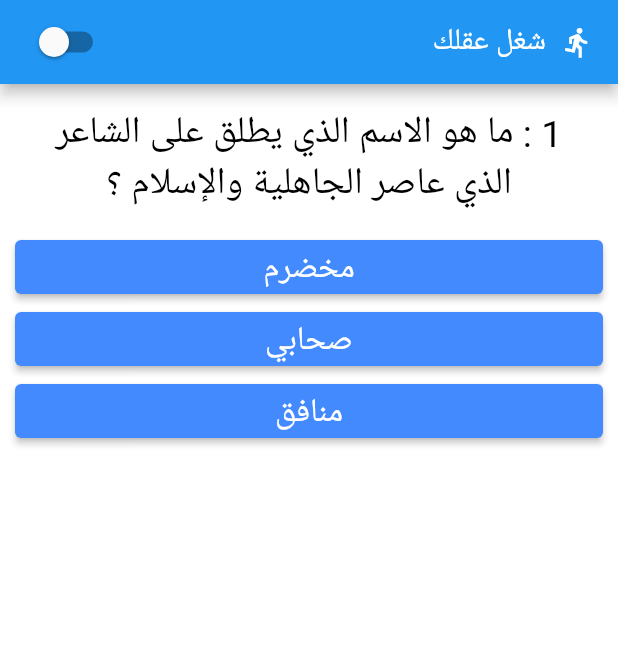
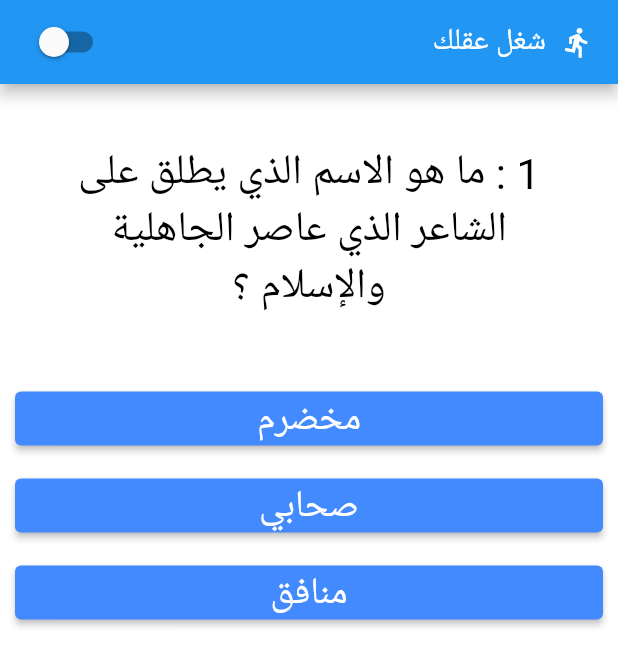
Before and after one commit to kareem444/quiz-flutter, a Flutter app: the screen it shows after launch, on a phone screen of 412 x 824 dp. Shown: the top 666 px of the screen. Run offline on Flutter 3.47's test engine with Material 2 defaults, Android fonts, the phone set to English and light mode, and no system bars.

Commit message:
edit the answers and the result

```diff
--- a/lib/answers.dart
+++ b/lib/answers.dart
@@ -26,7 +26,6 @@ class _AnswersState extends State<Answers> {
 
   void changeButtonColor() {
     setState(() {
-
       if (widget.score == 0) {
         buttonColor = Colors.redAccent.withOpacity(.7);
       } else {
@@ -44,12 +43,13 @@ class _AnswersState extends State<Answers> {
   Widget build(BuildContext context) {
     return Container(
       width: double.infinity,
+      margin: const EdgeInsets.symmetric(vertical: 5),
       padding: const EdgeInsets.symmetric(horizontal: 10),
       child: ElevatedButton(
         style: ElevatedButton.styleFrom(primary: buttonColor),
         child: Text(
           widget.answer,
-          style: const TextStyle(fontSize: 22),
+          style: const TextStyle(fontSize: 25),
         ),
         onPressed: () {
           if (!widget.firstClick) {
--- a/lib/color.dart
+++ b/lib/color.dart
@@ -4,3 +4,5 @@ Color b = Colors.black;
 Color b54 = Colors.black54;
 Color w = Colors.white;
 Color bu = Colors.blueAccent;
+
+Color resultLevel = Colors.green;
--- a/lib/home.dart
+++ b/lib/home.dart
@@ -14,7 +14,6 @@ class Home extends StatefulWidget {
 }
 
 class _HomeState extends State<Home> {
-
   int questionIndex = 0;
   int totalScore = 0;
   int totalAnswerd = 0;
@@ -54,12 +53,16 @@ class _HomeState extends State<Home> {
         totalScore = totalScore + score;
         if (totalScore <= 5) {
           level = "ضعيف";
+          resultLevel = Colors.red;
         } else if (totalScore > 5 && totalScore <= 10) {
           level = "جيد";
+          resultLevel = Colors.amber;
         } else if (totalScore > 10 && totalScore <= 15) {
           level = "جيد جدا";
+          resultLevel = Colors.blueAccent;
         } else if (totalScore > 15 && totalScore <= 20) {
           level = "ممتاز";
+          resultLevel = Colors.green;
         }
       });
     });
--- a/lib/questions.dart
+++ b/lib/questions.dart
@@ -13,11 +13,11 @@ class Questions extends StatelessWidget {
   @override
   Widget build(BuildContext context) {
     return Container(
-      padding: const EdgeInsets.fromLTRB(20, 5, 20, 5),
+      padding: const EdgeInsets.fromLTRB(20, 30, 20, 30),
       child: Center(
         child: Text(
           "$numberOfTheQuestion : $question ؟",
-          style: TextStyle(fontSize: 25, color: b),
+          style: TextStyle(fontSize: 28, color: b),
           textAlign: TextAlign.center,
           textDirection: TextDirection.rtl,
         ),
--- a/pubspec.yaml
+++ b/pubspec.yaml
@@ -36,7 +36,6 @@ dependencies:
   # The following adds the Cupertino Icons font to your application.
   # Use with the CupertinoIcons class for iOS style icons.
   cupertino_icons: ^1.0.2
-  audioplayers: ^0.20.1
 
 dev_dependencies:
   flutter_test:
@@ -62,8 +61,8 @@ flutter:
   uses-material-design: true
 
   # To add assets to your application, add an assets section, like this:
-  assets:
-    - assets/audio/wrong.mp3
+  # assets:
+  #   - assets/audio/wrong.mp3
   #   - images/a_dot_ham.jpeg
 
   # An image asset can refer to one or more resolution-specific "variants", see
```
Also changed, not shown: lib/result.dart (+29 -20 lines), pubspec.lock.
